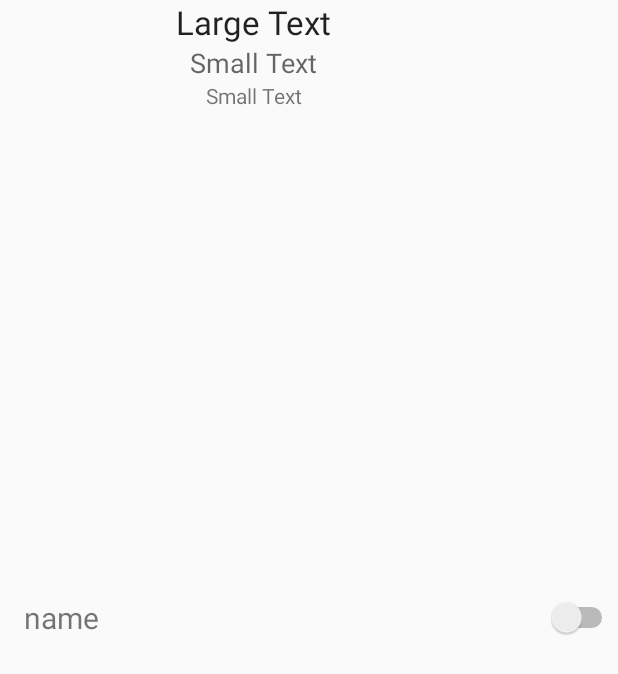
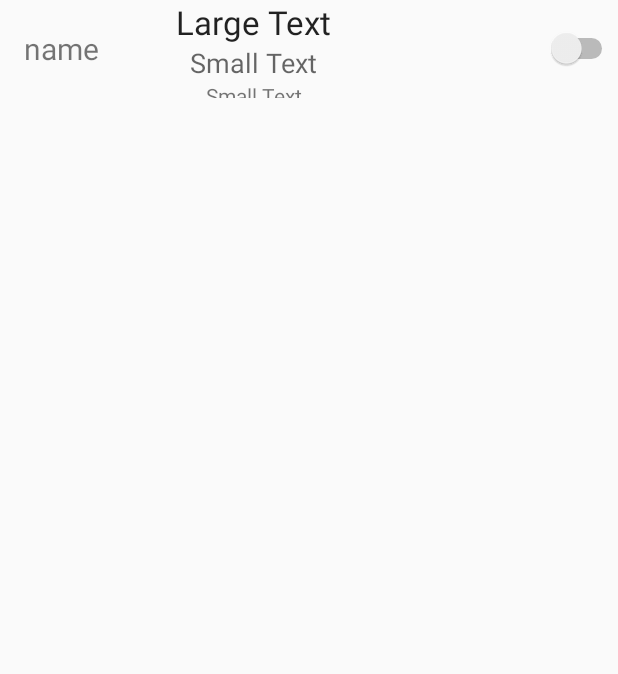
Before and after one commit to sib-401-o-2/FUNS_old, an Android app: the layout layout_subject.xml on its own in the app's theme, with its tools: preview values and no code run, on a phone screen of 412 x 824 dp. Shown: the top 674 px of the screen. Run offline under Robolectric (Android 15) with nearby library versions, the light colour scheme and no system bars.

Commit message:
Fixed layout, translated odd and even week info to rus

```diff
--- a/project/app/src/main/java/siberia/outlaw/funs/Funs.java
+++ b/project/app/src/main/java/siberia/outlaw/funs/Funs.java
@@ -76,9 +76,9 @@ public class Funs {
         LocalDate date = getDateFromPosition(position);
         StringBuilder strb = new StringBuilder(date.toString("dd MMMM"));
         if (time.isOdd(date))
-            strb.append(" O");
+            strb.append(" НН");
         else
-            strb.append(" E");
+            strb.append(" ЧН");
         return strb.toString();
     }
 
--- a/project/app/src/main/res/layout/layout_subject.xml
+++ b/project/app/src/main/res/layout/layout_subject.xml
@@ -14,7 +14,7 @@
 <LinearLayout xmlns:android="http://schemas.android.com/apk/res/android"
     xmlns:tools="http://schemas.android.com/tools"
     android:layout_width="match_parent"
-    android:layout_height="match_parent"
+    android:layout_height="65dp"
     android:orientation="horizontal">
 
     <!--<ImageView-->
```
